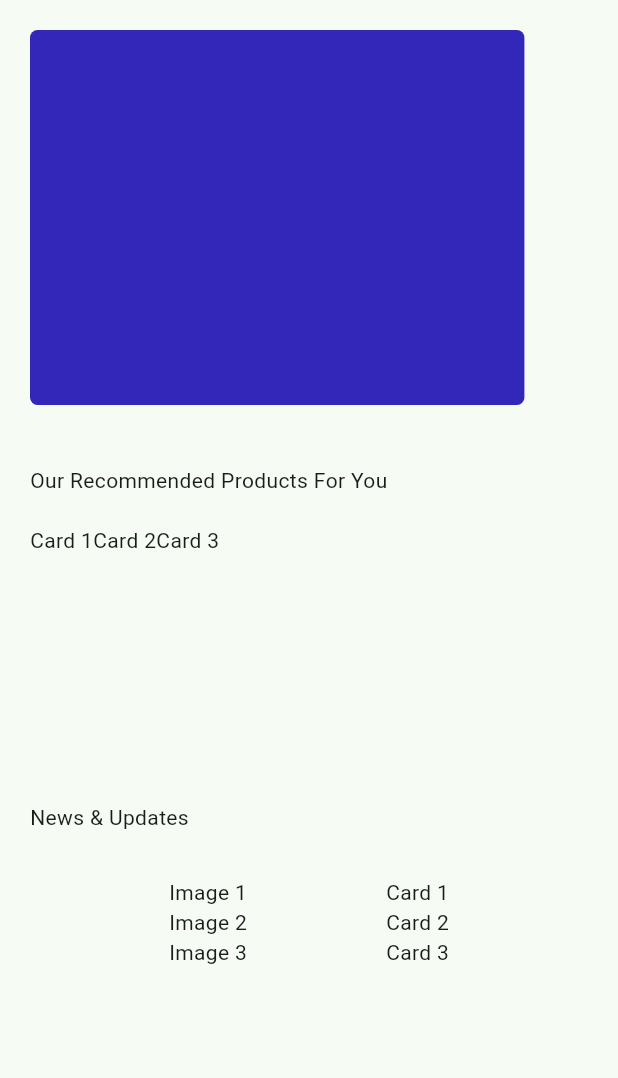
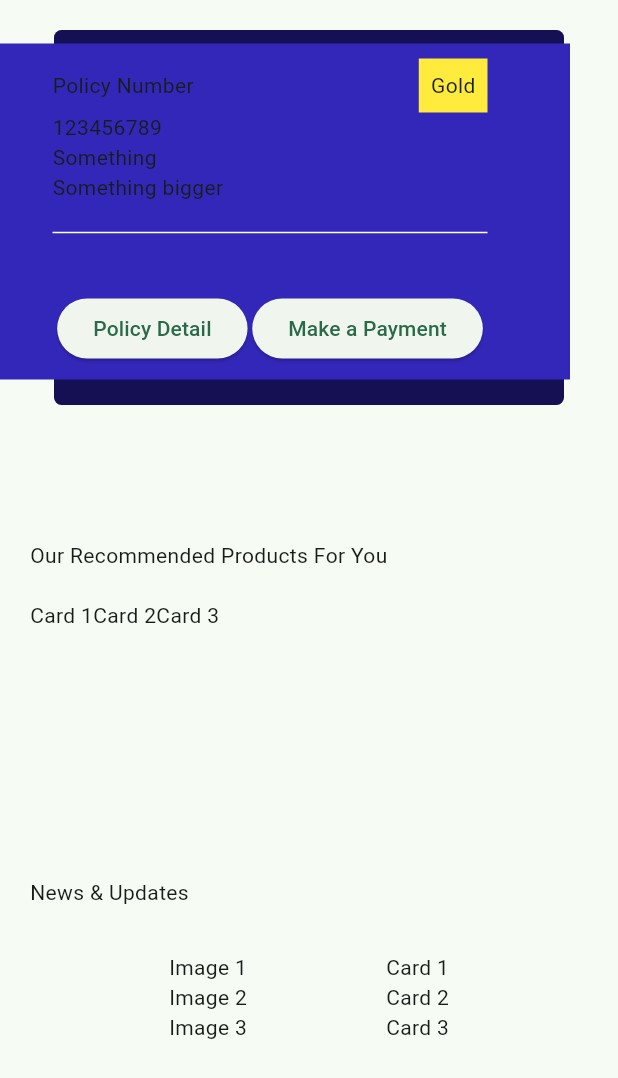
Before and after one commit to ninjaVr2/SendIN_Mobile, a Flutter app: the DashboardPage screen opened directly, on a phone screen of 412 x 824 dp. Shown: the top 1078 px of the screen. Run offline on Flutter 3.47's test engine with Material 2 defaults, Android fonts, the phone set to English and light mode, and no system bars; our stand-ins replace animated_splash_screen, page_transition.

Commit message:
update 8 files

```diff
--- a/lib/Screens/Home/Dashboard/Dashboard.dart
+++ b/lib/Screens/Home/Dashboard/Dashboard.dart
@@ -23,24 +23,99 @@ class _DashboardPageState extends State<DashboardPage> {
               children: [
                 Padding(
                   padding: const EdgeInsets.symmetric(
-                    vertical: 20
+                    vertical: 20,
+                    horizontal: 16
                   ),
                   child: Stack(
+                    clipBehavior: Clip.none,
                     children:[
                       Container(
+                        width: MediaQuery.of(context).size.width ,
+                        height: 300,
+                      ),
+                      Container(
                       //  color: Color.fromARGB(255, 51, 39, 186),
-                        width: MediaQuery.of(context).size.width * 0.8,
+                        width: MediaQuery.of(context).size.width * 0.9,
                         height: 250,
                         decoration: BoxDecoration(
-                          color: Color.fromARGB(255, 51, 39, 186),
+                          color: Color.fromARGB(255, 21, 15, 84),
                           borderRadius: BorderRadius.circular(5),
                         ),
                         child: Text(""),
                       ),
-                      Card(
-                        elevation: 3,
-                        shadowColor: Colors.transparent,
-                        shape: RoundedRectangleBorder(),
+                      Positioned(
+                        top: 5,
+                        left: -60,
+                        child: Card(
+                          clipBehavior: Clip.none,
+                          elevation: 3,
+                          shadowColor: Colors.transparent,
+                          color: Color.fromARGB(255, 51, 39, 186),
+                          shape: RoundedRectangleBorder(),
+                          child: Container(
+                            width: 400,
+                            padding: EdgeInsets.symmetric(
+                              horizontal: 20,
+                              vertical: 10
+                            ),
+                            child: Column(
+                              crossAxisAlignment: CrossAxisAlignment.start,
+                              mainAxisAlignment: MainAxisAlignment.start,
+                              children: [
+                                Container(
+                                  padding: EdgeInsets.symmetric(
+                                    horizontal: 35
+                                  ),
+                                  child: Column(
+                                    crossAxisAlignment: CrossAxisAlignment.start,
+                                    children: [
+                                      Row(
+                                        mainAxisAlignment: MainAxisAlignment.spaceBetween,
+                                        children: [
+                                          Text("Policy Number"),
+                                          ColoredBox(
+                                            color: Colors.yellow,
+                                            child: Padding(
+                                              padding: const EdgeInsets.all(8.0),
+                                              child: Text("Gold"),
+                                            ),
+                                            )
+                                        ],
+                                      ),
+                                      Text("123456789")
+                                    ],
+                                  ),
+                                ),
+                                Container(
+                                  padding: EdgeInsets.symmetric(
+                                    horizontal: 35
+                                  ),
+                                  child: Column(
+                                    crossAxisAlignment: CrossAxisAlignment.start,
+                                    children: [
+                                      Text("Something"),
+                                      Text("Something bigger"),
+                                      Divider(
+                                        color: Colors.white,
+                                        height: 40,
+                                      ),
+                                      Row(),
+                                      Row(),
+                                      SizedBox(height: 20,),
+                                      Row(
+                                        mainAxisAlignment: MainAxisAlignment.spaceEvenly,
+                                        children: [
+                                          ElevatedButton(onPressed: (){}, child: Text("Policy Detail")),
+                                          ElevatedButton(onPressed: (){}, child: Text("Make a Payment"))
+                                        ],
+                                      )
+                                    ],
+                                  ),
+                                ),
+                              ],
+                            ),
+                          ),
+                        ),
                       ),
                     ]
                     ),
```
